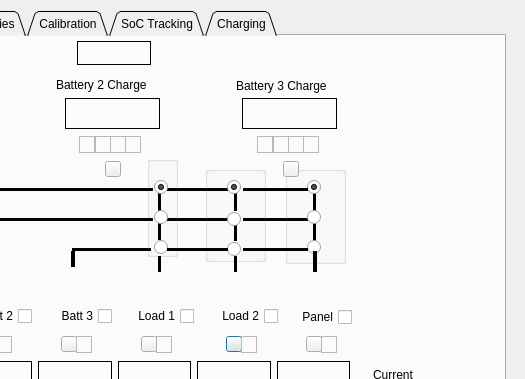
Before: the Qt Designer form gui-beaglebone/power-management.ui in dmsherazi/Battery-Management-System, drawn with Qt 5; both pictures show x 275 to 800 and y 0 to 379 of the 800 by 482 pixel window.
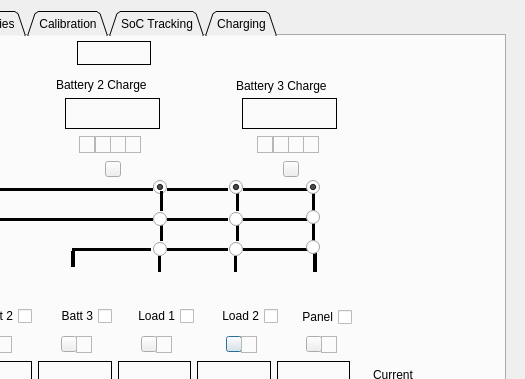
After: the same form once the commit is applied. Icons and pictures are not drawn.

Commit message: Rejig the Beaglebone display and add code to remove the cursed cursor. Change group boxes in main tab to frames. After recalibration the display works but feature size is too small. Need to use a metal stylus and try several times to change checkboxes.

Patch:
```diff
--- a/gui-beaglebone/power-management.ui
+++ b/gui-beaglebone/power-management.ui
@@ -860,107 +860,6 @@
       <string/>
      </property>
     </widget>
-    <widget class="QGroupBox" name="groupBox_3">
-     <property name="geometry">
-      <rect>
-       <x>554</x>
-       <y>130</y>
-       <width>61</width>
-       <height>98</height>
-      </rect>
-     </property>
-     <property name="title">
-      <string/>
-     </property>
-     <property name="flat">
-      <bool>true</bool>
-     </property>
-     <widget class="QRadioButton" name="panelBattery2">
-      <property name="geometry">
-       <rect>
-        <x>22</x>
-        <y>40</y>
-        <width>21</width>
-        <height>22</height>
-       </rect>
-      </property>
-      <property name="text">
-       <string/>
-      </property>
-     </widget>
-     <widget class="QRadioButton" name="panelBattery1">
-      <property name="geometry">
-       <rect>
-        <x>22</x>
-        <y>10</y>
-        <width>21</width>
-        <height>22</height>
-       </rect>
-      </property>
-      <property name="text">
-       <string/>
-      </property>
-      <property name="checked">
-       <bool>true</bool>
-      </property>
-     </widget>
-     <widget class="QRadioButton" name="panelBattery3">
-      <property name="geometry">
-       <rect>
-        <x>22</x>
-        <y>70</y>
-        <width>21</width>
-        <height>22</height>
-       </rect>
-      </property>
-      <property name="text">
-       <string/>
-      </property>
-     </widget>
-     <widget class="Line" name="panelline2">
-      <property name="geometry">
-       <rect>
-        <x>19</x>
-        <y>26</y>
-        <width>20</width>
-        <height>20</height>
-       </rect>
-      </property>
-      <property name="frameShadow">
-       <enum>QFrame::Plain</enum>
-      </property>
-      <property name="lineWidth">
-       <number>3</number>
-      </property>
-      <property name="orientation">
-       <enum>Qt::Vertical</enum>
-      </property>
-     </widget>
-     <widget class="Line" name="panelline3">
-      <property name="geometry">
-       <rect>
-        <x>19</x>
-        <y>56</y>
-        <width>20</width>
-        <height>20</height>
-       </rect>
-      </property>
-      <property name="frameShadow">
-       <enum>QFrame::Plain</enum>
-      </property>
-      <property name="lineWidth">
-       <number>3</number>
-      </property>
-      <property name="orientation">
-       <enum>Qt::Vertical</enum>
-      </property>
-     </widget>
-     <zorder>panelline3</zorder>
-     <zorder>panelBattery3</zorder>
-     <zorder>panelline2</zorder>
-     <zorder>panelBattery2</zorder>
-     <zorder>panelBattery1</zorder>
-    </widget>
     <widget class="QLabel" name="panelImage">
      <property name="geometry">
       <rect>
@@ -1252,214 +1151,6 @@
       <string/>
      </property>
     </widget>
-    <widget class="QGroupBox" name="groupBox_2">
-     <property name="geometry">
-      <rect>
-       <x>474</x>
-       <y>130</y>
-       <width>61</width>
-       <height>96</height>
-      </rect>
-     </property>
-     <property name="title">
-      <string/>
-     </property>
-     <property name="flat">
-      <bool>true</bool>
-     </property>
-     <widget class="QRadioButton" name="load2Battery2">
-      <property name="geometry">
-       <rect>
-        <x>22</x>
-        <y>42</y>
-        <width>21</width>
-        <height>22</height>
-       </rect>
-      </property>
-      <property name="text">
-       <string/>
-      </property>
-     </widget>
-     <widget class="QRadioButton" name="load2Battery1">
-      <property name="geometry">
-       <rect>
-        <x>22</x>
-        <y>10</y>
-        <width>21</width>
-        <height>22</height>
-       </rect>
-      </property>
-      <property name="text">
-       <string/>
-      </property>
-      <property name="checked">
-       <bool>true</bool>
-      </property>
-     </widget>
-     <widget class="QRadioButton" name="load2Battery3">
-      <property name="geometry">
-       <rect>
-        <x>22</x>
-        <y>75</y>
-        <width>21</width>
-        <height>16</height>
-       </rect>
-      </property>
-      <property name="text">
-       <string/>
-      </property>
-     </widget>
-     <widget class="Line" name="load2line1">
-      <property name="geometry">
-       <rect>
-        <x>20</x>
-        <y>25</y>
-        <width>20</width>
-        <height>20</height>
-       </rect>
-      </property>
-      <property name="frameShadow">
-       <enum>QFrame::Plain</enum>
-      </property>
-      <property name="lineWidth">
-       <number>3</number>
-      </property>
-      <property name="orientation">
-       <enum>Qt::Vertical</enum>
-      </property>
-     </widget>
-     <widget class="Line" name="load2line2">
-      <property name="geometry">
-       <rect>
-        <x>20</x>
-        <y>54</y>
-        <width>20</width>
-        <height>21</height>
-       </rect>
-      </property>
-      <property name="frameShadow">
-       <enum>QFrame::Plain</enum>
-      </property>
-      <property name="lineWidth">
-       <number>3</number>
-      </property>
-      <property name="orientation">
-       <enum>Qt::Vertical</enum>
-      </property>
-     </widget>
-     <zorder>load2line1</zorder>
-     <zorder>load2line2</zorder>
-     <zorder>load2Battery2</zorder>
-     <zorder>load2Battery3</zorder>
-     <zorder>load2Battery1</zorder>
-    </widget>
-    <widget class="QGroupBox" name="groupBox">
-     <property name="geometry">
-      <rect>
-       <x>416</x>
-       <y>120</y>
-       <width>31</width>
-       <height>101</height>
-      </rect>
-     </property>
-     <property name="layoutDirection">
-      <enum>Qt::RightToLeft</enum>
-     </property>
-     <property name="title">
-      <string/>
-     </property>
-     <property name="alignment">
-      <set>Qt::AlignLeading|Qt::AlignLeft|Qt::AlignVCenter</set>
-     </property>
-     <property name="flat">
-      <bool>true</bool>
-     </property>
-     <widget class="QRadioButton" name="load1Battery2">
-      <property name="geometry">
-       <rect>
-        <x>0</x>
-        <y>50</y>
-        <width>21</width>
-        <height>22</height>
-       </rect>
-      </property>
-      <property name="text">
-       <string/>
-      </property>
-     </widget>
-     <widget class="QRadioButton" name="load1Battery1">
-      <property name="geometry">
-       <rect>
-        <x>0</x>
-        <y>20</y>
-        <width>21</width>
-        <height>22</height>
-       </rect>
-      </property>
-      <property name="text">
-       <string/>
-      </property>
-      <property name="checked">
-       <bool>true</bool>
-      </property>
-     </widget>
-     <widget class="QRadioButton" name="load1Battery3">
-      <property name="geometry">
-       <rect>
-        <x>0</x>
-        <y>80</y>
-        <width>21</width>
-        <height>22</height>
-       </rect>
-      </property>
-      <property name="text">
-       <string/>
-      </property>
-     </widget>
-     <widget class="Line" name="load1line1">
-      <property name="geometry">
-       <rect>
-        <x>2</x>
-        <y>35</y>
-        <width>20</width>
-        <height>20</height>
-       </rect>
-      </property>
-      <property name="frameShadow">
-       <enum>QFrame::Plain</enum>
-      </property>
-      <property name="lineWidth">
-       <number>3</number>
-      </property>
-      <property name="orientation">
-       <enum>Qt::Vertical</enum>
-      </property>
-     </widget>
-     <widget class="Line" name="load1line2">
-      <property name="geometry">
-       <rect>
-        <x>2</x>
-        <y>64</y>
-        <width>20</width>
-        <height>20</height>
-       </rect>
-      </property>
-      <property name="frameShadow">
-       <enum>QFrame::Plain</enum>
-      </property>
-      <property name="lineWidth">
-       <number>3</number>
-      </property>
-      <property name="orientation">
-       <enum>Qt::Vertical</enum>
-      </property>
-     </widget>
-     <zorder>load1line2</zorder>
-     <zorder>load1line1</zorder>
-     <zorder>load1Battery2</zorder>
-     <zorder>load1Battery3</zorder>
-     <zorder>load1Battery1</zorder>
-    </widget>
     <widget class="QLabel" name="temperature">
      <property name="geometry">
       <rect>
@@ -1915,6 +1606,360 @@
       <enum>Qt::Vertical</enum>
      </property>
     </widget>
+    <widget class="QFrame" name="frame">
+     <property name="geometry">
+      <rect>
+       <x>572</x>
+       <y>140</y>
+       <width>41</width>
+       <height>106</height>
+      </rect>
+     </property>
+     <property name="frameShape">
+      <enum>QFrame::NoFrame</enum>
+     </property>
+     <property name="frameShadow">
+      <enum>QFrame::Plain</enum>
+     </property>
+     <widget class="Line" name="panelline2">
+      <property name="geometry">
+       <rect>
+        <x>0</x>
+        <y>16</y>
+        <width>20</width>
+        <height>20</height>
+       </rect>
+      </property>
+      <property name="frameShadow">
+       <enum>QFrame::Plain</enum>
+      </property>
+      <property name="lineWidth">
+       <number>3</number>
+      </property>
+      <property name="orientation">
+       <enum>Qt::Vertical</enum>
+      </property>
+     </widget>
+     <widget class="Line" name="panelline3">
+      <property name="geometry">
+       <rect>
+        <x>0</x>
+        <y>46</y>
+        <width>20</width>
+        <height>20</height>
+       </rect>
+      </property>
+      <property name="frameShadow">
+       <enum>QFrame::Plain</enum>
+      </property>
+      <property name="lineWidth">
+       <number>3</number>
+      </property>
+      <property name="orientation">
+       <enum>Qt::Vertical</enum>
+      </property>
+     </widget>
+     <widget class="QRadioButton" name="panelBattery3">
+      <property name="geometry">
+       <rect>
+        <x>3</x>
+        <y>60</y>
+        <width>21</width>
+        <height>22</height>
+       </rect>
+      </property>
+      <property name="text">
+       <string/>
+      </property>
+     </widget>
+     <widget class="QRadioButton" name="panelBattery2">
+      <property name="geometry">
+       <rect>
+        <x>3</x>
+        <y>30</y>
+        <width>21</width>
+        <height>22</height>
+       </rect>
+      </property>
+      <property name="text">
+       <string/>
+      </property>
+     </widget>
+     <widget class="QRadioButton" name="panelBattery1">
+      <property name="geometry">
+       <rect>
+        <x>3</x>
+        <y>0</y>
+        <width>21</width>
+        <height>22</height>
+       </rect>
+      </property>
+      <property name="text">
+       <string/>
+      </property>
+      <property name="checked">
+       <bool>true</bool>
+      </property>
+     </widget>
+    </widget>
+    <widget class="QFrame" name="frame_3">
+     <property name="geometry">
+      <rect>
+       <x>404</x>
+       <y>130</y>
+       <width>41</width>
+       <height>106</height>
+      </rect>
+     </property>
+     <property name="frameShape">
+      <enum>QFrame::NoFrame</enum>
+     </property>
+     <property name="frameShadow">
+      <enum>QFrame::Plain</enum>
+     </property>
+     <widget class="Line" name="load2line2_2">
+      <property name="geometry">
+       <rect>
+        <x>16</x>
+        <y>54</y>
+        <width>20</width>
+        <height>21</height>
+       </rect>
+      </property>
+      <property name="frameShadow">
+       <enum>QFrame::Plain</enum>
+      </property>
+      <property name="lineWidth">
+       <number>3</number>
+      </property>
+      <property name="orientation">
+       <enum>Qt::Vertical</enum>
+      </property>
+     </widget>
+     <widget class="QRadioButton" name="load1Battery3">
+      <property name="geometry">
+       <rect>
+        <x>18</x>
+        <y>75</y>
+        <width>21</width>
+        <height>16</height>
+       </rect>
+      </property>
+      <property name="text">
+       <string/>
+      </property>
+     </widget>
+     <widget class="QRadioButton" name="load1Battery2">
+      <property name="geometry">
+       <rect>
+        <x>18</x>
+        <y>42</y>
+        <width>21</width>
+        <height>22</height>
+       </rect>
+      </property>
+      <property name="text">
+       <string/>
+      </property>
+     </widget>
+     <widget class="QRadioButton" name="load1Battery1">
+      <property name="geometry">
+       <rect>
+        <x>18</x>
+        <y>10</y>
+        <width>21</width>
+        <height>22</height>
+       </rect>
+      </property>
+      <property name="text">
+       <string/>
+      </property>
+      <property name="checked">
+       <bool>true</bool>
+      </property>
+     </widget>
+     <widget class="Line" name="load1line1">
+      <property name="geometry">
+       <rect>
+        <x>16</x>
+        <y>25</y>
+        <width>20</width>
+        <height>20</height>
+       </rect>
+      </property>
+      <property name="frameShadow">
+       <enum>QFrame::Plain</enum>
+      </property>
+      <property name="lineWidth">
+       <number>3</number>
+      </property>
+      <property name="orientation">
+       <enum>Qt::Vertical</enum>
+      </property>
+     </widget>
+    </widget>
+    <widget class="QFrame" name="frame_2">
+     <property name="geometry">
+      <rect>
+       <x>478</x>
+       <y>125</y>
+       <width>41</width>
+       <height>106</height>
+      </rect>
+     </property>
+     <property name="frameShape">
+      <enum>QFrame::NoFrame</enum>
+     </property>
+     <property name="frameShadow">
+      <enum>QFrame::Plain</enum>
+     </property>
+     <widget class="Line" name="load2line1">
+      <property name="geometry">
+       <rect>
+        <x>18</x>
+        <y>30</y>
+        <width>20</width>
+        <height>20</height>
+       </rect>
+      </property>
+      <property name="frameShadow">
+       <enum>QFrame::Plain</enum>
+      </property>
+      <property name="lineWidth">
+       <number>3</number>
+      </property>
+      <property name="orientation">
+       <enum>Qt::Vertical</enum>
+      </property>
+     </widget>
+     <widget class="Line" name="load2line2">
+      <property name="geometry">
+       <rect>
+        <x>18</x>
+        <y>59</y>
+        <width>20</width>
+        <height>21</height>
+       </rect>
+      </property>
+      <property name="frameShadow">
+       <enum>QFrame::Plain</enum>
+      </property>
+      <property name="lineWidth">
+       <number>3</number>
+      </property>
+      <property name="orientation">
+       <enum>Qt::Vertical</enum>
+      </property>
+     </widget>
+     <widget class="QRadioButton" name="load2Battery1">
+      <property name="geometry">
+       <rect>
+        <x>20</x>
+        <y>15</y>
+        <width>21</width>
+        <height>22</height>
+       </rect>
+      </property>
+      <property name="text">
+       <string/>
+      </property>
+      <property name="checked">
+       <bool>true</bool>
+      </property>
+     </widget>
+     <widget class="QRadioButton" name="load2Battery2">
+      <property name="geometry">
+       <rect>
+        <x>20</x>
+        <y>47</y>
+        <width>21</width>
+        <height>22</height>
+       </rect>
+      </property>
+      <property name="text">
+       <string/>
+      </property>
+     </widget>
+     <widget class="QRadioButton" name="load2Battery3">
+      <property name="geometry">
+       <rect>
+        <x>20</x>
+        <y>80</y>
+        <width>21</width>
+        <height>16</height>
+       </rect>
+      </property>
+      <property name="text">
+       <string/>
+      </property>
+     </widget>
+    </widget>
+    <zorder>battery1Charge</zorder>
+    <zorder>load2OverCurrent</zorder>
+    <zorder>battery1CheckBox</zorder>
+    <zorder>battery1Fill</zorder>
+    <zorder>battery1line1</zorder>
+    <zorder>battery2line1</zorder>
+    <zorder>battery2Fill</zorder>
+    <zorder>line</zorder>
+    <zorder>load1CheckBox</zorder>
+    <zorder>battery1Op</zorder>
+    <zorder>battery2line3</zorder>
+    <zorder>battery3OverCurrent</zorder>
+    <zorder>battery2CheckBox</zorder>
+    <zorder>battery3line3</zorder>
+    <zorder>battery3Fill</zorder>
+    <zorder>load1Image</zorder>
+    <zorder>battery2Op</zorder>
+    <zorder>layoutWidget</zorder>
+    <zorder>battery2line2</zorder>
+    <zorder>battery2OverCurrent</zorder>
+    <zorder>load2CheckBox</zorder>
+    <zorder>battery1Charging</zorder>
+    <zorder>battery2UnderVoltage</zorder>
+    <zorder>battery3Charging</zorder>
+    <zorder>battery3Op</zorder>
+    <zorder>panelOverCurrent</zorder>
+    <zorder>battery3UnderVoltage</zorder>
+    <zorder>panelImage</zorder>
+    <zorder>battery1Health</zorder>
+    <zorder>battery3Charge</zorder>
+    <zorder>autoTrackCheckBox</zorder>
+    <zorder>battery1line3</zorder>
+    <zorder>load2Image</zorder>
+    <zorder>load1UnderVoltage</zorder>
+    <zorder>battery3Image</zorder>
+    <zorder>panelCheckBox</zorder>
+    <zorder>battery2Health</zorder>
+    <zorder>battery2Charge</zorder>
+    <zorder>battery3Health</zorder>
+    <zorder>temperature</zorder>
+    <zorder>battery2Charging</zorder>
+    <zorder>battery2ChargeLabel</zorder>
+    <zorder>battery1ChargeLabel</zorder>
+    <zorder>battery2Image</zorder>
+    <zorder>battery3line1</zorder>
+    <zorder>line_3</zorder>
+    <zorder>battery1Image</zorder>
+    <zorder>battery3line2</zorder>
+    <zorder>load2UnderVoltage</zorder>
+    <zorder>battery1OverCurrent</zorder>
+    <zorder>battery3CheckBox</zorder>
+    <zorder>battery1line2</zorder>
+    <zorder>load1OverCurrent</zorder>
+    <zorder>battery1UnderVoltage</zorder>
+    <zorder>battery3ChargeLabel</zorder>
+    <zorder>line_2</zorder>
+    <zorder>panelUnderVoltage</zorder>
+    <zorder>load2line3</zorder>
+    <zorder>load1line3</zorder>
+    <zorder>panelline4</zorder>
+    <zorder>battery1SoCReset</zorder>
+    <zorder>battery2SoCReset</zorder>
+    <zorder>battery3SoCReset</zorder>
+    <zorder>frame</zorder>
+    <zorder>frame_3</zorder>
+    <zorder>frame_2</zorder>
    </widget>
    <widget class="QWidget" name="recordingTab">
     <attribute name="title">
```
The commit also changes 1 other file.
